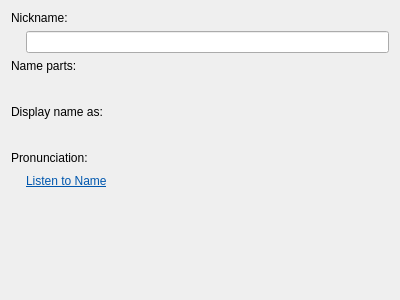
Old version of the form mobile/contacts/editormore_namepage.ui in the repository chusopr/kdepim-ktimetracker-akonadi.
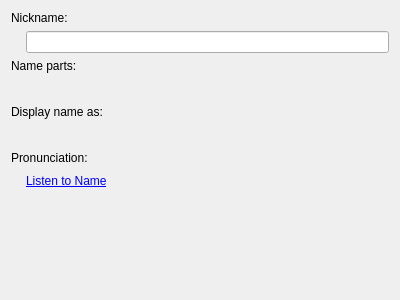
New version of the form. Custom widgets are drawn as their Qt base class.

Commit message: Hide the pronunciation label when there is no sound set.

Patch:
```diff
--- a/mobile/contacts/editormore_namepage.ui
+++ b/mobile/contacts/editormore_namepage.ui
@@ -129,11 +129,7 @@
      <item>
       <widget class="QLabel" name="pronunciationLabel">
        <property name="text">
-        <string>&lt;!DOCTYPE HTML PUBLIC &quot;-//W3C//DTD HTML 4.0//EN&quot; &quot;http://www.w3.org/TR/REC-html40/strict.dtd&quot;&gt;
-&lt;html&gt;&lt;head&gt;&lt;meta name=&quot;qrichtext&quot; content=&quot;1&quot; /&gt;&lt;style type=&quot;text/css&quot;&gt;
-p, li { white-space: pre-wrap; }
-&lt;/style&gt;&lt;/head&gt;&lt;body style=&quot; font-family:'Sans Serif'; font-size:9pt; font-weight:400; font-style:normal;&quot;&gt;
-&lt;p style=&quot; margin-top:0px; margin-bottom:0px; margin-left:0px; margin-right:0px; -qt-block-indent:0; text-indent:0px;&quot;&gt;&lt;a href=&quot;play://name&quot;&gt;&lt;span style=&quot; text-decoration: underline; color:#0057ae;&quot;&gt;Listen to Name&lt;/span&gt;&lt;/a&gt;&lt;/p&gt;&lt;/body&gt;&lt;/html&gt;</string>
+        <string>&lt;a href=&quot;play://name&quot;&gt;Listen to Name&lt;/a&gt;</string>
        </property>
        <property name="textFormat">
         <enum>Qt::RichText</enum>
```
Left out of the diff: 2 changed lines with no effect on the pictures. The commit also changes 1 other file.
